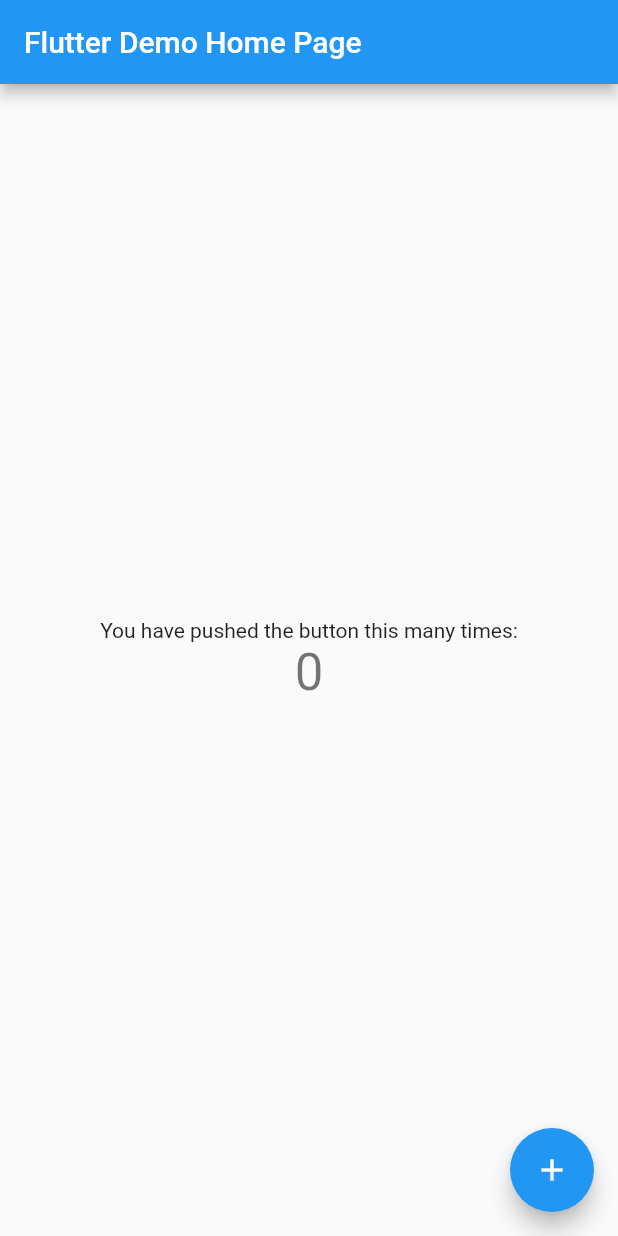
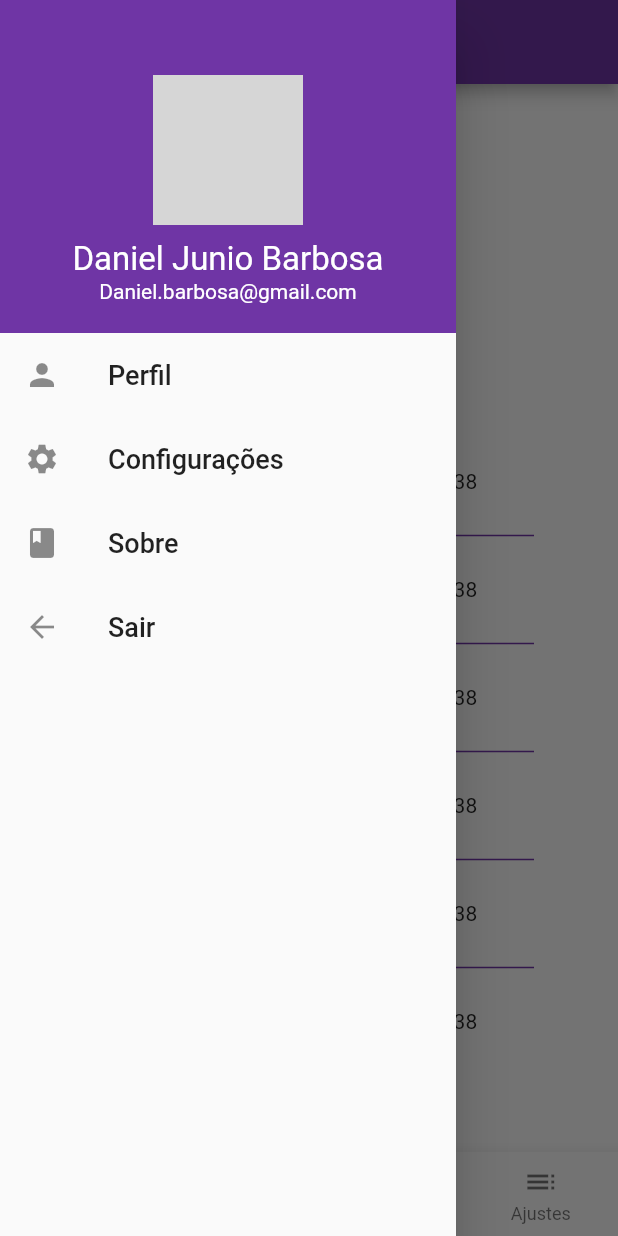
Before and after one commit to desenvolve-ai/ClickPonto, a Flutter app: the screen it shows after launch, with the side drawer open (before the commit the screen has no drawer), on a phone screen of 412 x 824 dp. Run offline on Flutter 3.47's test engine with Material 2 defaults, Android fonts, the phone set to English and light mode, and no system bars; network calls fail; grey boxes are pictures that could not be loaded.

Commit message:
Tela Sobre, Tela Home, e navigations

```diff
--- /dev/null
+++ b/lib/Screens/bottomNavBar.dart
@@ -0,0 +1,60 @@
+import 'package:flutter/material.dart';
+import 'package:workhours/Screens/relatorio.dart';
+
+import 'drawerNavigator.dart';
+import 'home.dart';
+
+class BottomNavBar extends StatefulWidget {
+  @override
+  _BottomNavBarState createState() => _BottomNavBarState();
+}
+
+class _BottomNavBarState extends State<BottomNavBar> {
+  int _selectedIndex =0;
+  List<Widget> _widgetOptions = <Widget>[
+    Home(),
+    Relatorio(),
+  ];
+
+  void _onTap(int index){
+    setState(() {
+      _selectedIndex = index;
+    });
+  }
+
+
+  @override
+  Widget build(BuildContext context) {
+    return Scaffold(
+      drawer: MainDrawer(),
+      body: Center(child: _widgetOptions.elementAt(_selectedIndex),),
+      bottomNavigationBar: BottomNavigationBar(
+        type: BottomNavigationBarType.fixed,
+        items:
+          const <BottomNavigationBarItem>[
+            BottomNavigationBarItem(
+              icon: Icon(Icons.home),
+              label: 'Home',
+
+            ),
+            BottomNavigationBarItem(
+              icon: Icon(Icons.history),
+              label: 'Relatórios',
+            ),
+            BottomNavigationBarItem(
+              icon: Icon(Icons.toc_outlined),
+              label: 'Ajustes',
+            ),
+            BottomNavigationBarItem(
+              icon: Icon(Icons.toc_outlined),
+              label: 'Ajustes',
+            ),
+          ]
+        ,
+        currentIndex: _selectedIndex,
+        onTap: _onTap,
+      ),
+      backgroundColor: Colors.grey[200],
+    );
+  }
+}
--- /dev/null
+++ b/lib/Screens/drawerNavigator.dart
@@ -0,0 +1,98 @@
+import 'package:flutter/material.dart';
+
+class MainDrawer extends StatelessWidget {
+  @override
+  Widget build(BuildContext context) {
+    return Drawer(
+      child: Column(
+        children: [
+          Container(
+            width: double.infinity,
+            padding: EdgeInsets.all(20),
+            color: Theme.of(context).primaryColor,
+            child: Center(
+              child: Column(children: [
+                Container(
+                  width: 100,
+                  height: 100,
+                  margin: EdgeInsets.only(
+                    top: 30,
+                    bottom: 10,
+                  ),
+                  decoration: BoxDecoration(
+                    shape: BoxShape.circle,
+                    image: DecorationImage(image: NetworkImage('https://static1.purepeople.com.br/articles/4/30/94/04/@/3499253-neymar-faz-gol-e-comemoracao-agita-shipp-624x600-2.jpg'
+                    ),
+                    fit: BoxFit.fill
+                    ),
+                  ),
+                ),
+                Text(
+                  'Daniel Junio Barbosa',
+                   style: TextStyle(
+                     fontSize: 22,
+                     color: Colors.white
+                     ),
+                     ),
+                  Text(
+              'Daniel.barbosa@gmail.com',
+                style: TextStyle(
+                  color: Colors.white
+                  ),
+                  ),
+              ],
+              ),
+            ),
+          ),
+          ListTile(
+            leading: Icon(Icons.person),
+            title: Text(
+              'Perfil',
+              style: TextStyle(
+                fontSize: 18,
+                ),
+                ),
+                onTap: null,
+          ),
+          ListTile(
+            leading: Icon(Icons.settings),
+            title: Text(
+              'Configurações',
+              style: TextStyle(
+                fontSize: 18,
+                ),
+                ),
+                onTap: null,
+          ),
+           ListTile(
+            leading: Icon(Icons.book),
+            title: Text(
+              'Sobre',
+              style: TextStyle(
+                fontSize: 18,
+                ),
+                ),
+                onTap: (){
+                  Navigator.pop(context);
+                   Navigator.pushNamed(context, '/sobre');
+                },
+          ),
+          ListTile(
+            leading: Icon(Icons.arrow_back),
+            title: Text(
+              'Sair',
+              style: TextStyle(
+                fontSize: 18,
+                ),
+                ),
+                onTap: (){
+                  Navigator.pop(context);
+                   Navigator.pushNamed(context, '/login');
+                },
+          ),
+        ],
+      ),
+
+    );
+  }
+}
--- /dev/null
+++ b/lib/Screens/home.dart
@@ -0,0 +1,128 @@
+import 'package:flutter/material.dart';
+
+import 'drawerNavigator.dart';
+
+class Home extends StatefulWidget {
+  @override
+  _HomeState createState() => _HomeState();
+}
+
+class _HomeState extends State<Home> {
+
+  var lista =[];
+
+  @override
+
+  void initState() {
+    lista.add('13:00 - Av Presidente Vargas n 1238');
+    lista.add('12:00 - Av Presidente Vargas n 1238');
+    lista.add('08:00 - Av Presidente Vargas n 1238');
+    lista.add('13:00 - Av Presidente Vargas n 1238');
+    lista.add('12:00 - Av Presidente Vargas n 1238');
+    lista.add('08:00 - Av Presidente Vargas n 1238');
+    lista.add('13:00 - Av Presidente Vargas n 1238');
+    lista.add('12:00 - Av Presidente Vargas n 1238');
+    lista.add('08:00 - Av Presidente Vargas n 1238');
+    lista.add('13:00 - Av Presidente Vargas n 1238');
+    lista.add('12:00 - Av Presidente Vargas n 1238');
+    lista.add('08:00 - Av Presidente Vargas n 1238');
+    super.initState();
+  }
+
+  Widget build(BuildContext context) {
+    return Scaffold(
+      appBar: AppBar(centerTitle: true, title: Text('Home')),
+      drawer: MainDrawer(),
+      body: Center(
+          child: Column(
+        children: [
+          Padding(
+            padding: const EdgeInsets.all(15),
+            child: Container(
+              child: Column(
+                children: [
+                  Container(
+                    child: Text(
+                      'Banco de Horas',
+                      style: TextStyle(fontSize: 14, fontWeight: FontWeight.bold),
+                    ),
+                  ),
+                  Container(
+                    child: Text(
+                      '16:00hrs',
+                      style: TextStyle(
+                          fontSize: 20,
+                          fontWeight: FontWeight.bold,
+                          color: Theme.of(context).primaryColor),
+                    ),
+                  ),
+                  Padding(
+                    padding: const EdgeInsets.all(20),
+                    child: Row(
+                      mainAxisAlignment: MainAxisAlignment.center,
+                      children: [
+                        Icon(Icons.location_on),
+                        Text(
+                          'Avenida Pres. Vargas N° 5276',
+                          style: TextStyle(fontSize: 12),
+                        ),
+                      ],
+                    ),
+                  ),
+                  Center(
+                    child: ElevatedButton.icon(
+                      onPressed: () {},
+                      icon: Icon(Icons.alarm),
+                      label: Text('Registrar Ponto'),
+                      style: ElevatedButton.styleFrom(
+                          shadowColor: Colors.black,
+                          primary: Theme.of(context).primaryColor,
+                          shape: RoundedRectangleBorder(
+                            borderRadius: BorderRadius.circular(20),
+                          )),
+                    ),
+                  ),
+                ],
+              ),
+            ),
+          ),
+          Padding(
+            padding: const EdgeInsets.only(top: 20),
+            child: Container(
+              child: Column(children: [
+                Center(child:
+                Text('útimas Marcações',
+                  style: TextStyle(fontSize: 14, fontWeight: FontWeight.bold),),
+                ),
+                SizedBox(height: 20),
+                Container(
+                  height: MediaQuery.of(context).size.height * 0.50,
+                  width: 300,
+                  child: ListView.separated(
+                    itemBuilder: (context, index){
+                      return ListTile(
+                        title: Center(
+                          child: Text(
+                            lista[index],
+                            style: TextStyle(fontSize: 14),
+                          ),
+                        ),
+                      );
+                    },
+                    separatorBuilder: (context, index){
+                      return Divider(
+                        color: Theme.of(context).primaryColor,
+                        thickness: 1,
+                      );
+                    },
+                    itemCount: lista.length,
+                    ),
+                ),
+              ],),
+            ),
+          ),
+        ],
+      )),
+    );
+  }
+}
--- a/lib/main.dart
+++ b/lib/main.dart
@@ -1,113 +1,22 @@
+import 'dart:ui';
 import 'package:flutter/material.dart';
+import 'Screens/bottomNavBar.dart';
+import 'Screens/login.dart';
+import 'Screens/sobre.dart';
 
 void main() {
-  runApp(MyApp());
+  runApp(MaterialApp(
+    debugShowCheckedModeBanner: false,
+    title: 'Navigator',
+    home: BottomNavBar(),
+    theme: ThemeData(
+      primaryColor: Color.fromRGBO(111, 53, 165, 1),
+    ),
+    initialRoute: '/home',
+    routes: {
+      '/home': (context) => BottomNavBar(),
+      '/sobre': (context) => Sobre(),
+      '/login': (context) => Login(),
+    },
+  ));
 }
-
-class MyApp extends StatelessWidget {
-  // This widget is the root of your application.
-  @override
-  Widget build(BuildContext context) {
-    return MaterialApp(
-      title: 'Flutter Demo',
-      theme: ThemeData(
-        // This is the theme of your application.
-        //
-        // Try running your application with "flutter run". You'll see the
-        // application has a blue toolbar. Then, without quitting the app, try
-        // changing the primarySwatch below to Colors.green and then invoke
-        // "hot reload" (press "r" in the console where you ran "flutter run",
-        // or simply save your changes to "hot reload" in a Flutter IDE).
-        // Notice that the counter didn't reset back to zero; the application
-        // is not restarted.
-        primarySwatch: Colors.blue,
-      ),
-      home: MyHomePage(title: 'Flutter Demo Home Page'),
-    );
-  }
-}
-
-class MyHomePage extends StatefulWidget {
-  MyHomePage({Key key, this.title}) : super(key: key);
-
-  // This widget is the home page of your application. It is stateful, meaning
-  // that it has a State object (defined below) that contains fields that affect
-  // how it looks.
-
-  // This class is the configuration for the state. It holds the values (in this
-  // case the title) provided by the parent (in this case the App widget) and
-  // used by the build method of the State. Fields in a Widget subclass are
-  // always marked "final".
-
-  final String title;
-
-  @override
-  _MyHomePageState createState() => _MyHomePageState();
-}
-
-class _MyHomePageState extends State<MyHomePage> {
-  int _counter = 0;
-
-  void _incrementCounter() {
-    setState(() {
-      // This call to setState tells the Flutter framework that something has
-      // changed in this State, which causes it to rerun the build method below
-      // so that the display can reflect the updated values. If we changed
-      // _counter without calling setState(), then the build method would not be
-      // called again, and so nothing would appear to happen.
-      _counter++;
-    });
-  }
-
-  @override
-  Widget build(BuildContext context) {
-    // This method is rerun every time setState is called, for instance as done
-    // by the _incrementCounter method above.
-    //
-    // The Flutter framework has been optimized to make rerunning build methods
-    // fast, so that you can just rebuild anything that needs updating rather
-    // than having to individually change instances of widgets.
-    return Scaffold(
-      appBar: AppBar(
-        // Here we take the value from the MyHomePage object that was created by
-        // the App.build method, and use it to set our appbar title.
-        title: Text(widget.title),
-      ),
-      body: Center(
-        // Center is a layout widget. It takes a single child and positions it
-        // in the middle of the parent.
-        child: Column(
-          // Column is also a layout widget. It takes a list of children and
-          // arranges them vertically. By default, it sizes itself to fit its
-          // children horizontally, and tries to be as tall as its parent.
-          //
-          // Invoke "debug painting" (press "p" in the console, choose the
-          // "Toggle Debug Paint" action from the Flutter Inspector in Android
-          // Studio, or the "Toggle Debug Paint" command in Visual Studio Code)
-          // to see the wireframe for each widget.
-          //
-          // Column has various properties to control how it sizes itself and
-          // how it positions its children. Here we use mainAxisAlignment to
-          // center the children vertically; the main axis here is the vertical
-          // axis because Columns are vertical (the cross axis would be
-          // horizontal).
-          mainAxisAlignment: MainAxisAlignment.center,
-          children: <Widget>[
-            Text(
-              'You have pushed the button this many times:',
-            ),
-            Text(
-              '$_counter',
-              style: Theme.of(context).textTheme.headline4,
-            ),
-          ],
-        ),
-      ),
-      floatingActionButton: FloatingActionButton(
-        onPressed: _incrementCounter,
-        tooltip: 'Increment',
-        child: Icon(Icons.add),
-      ), // This trailing comma makes auto-formatting nicer for build methods.
-    );
-  }
-}
```
Also changed, not shown: lib/Screens/login.dart (added, +17 -0 lines), lib/Screens/relatorio.dart (added, +22 -0 lines), lib/Screens/sobre.dart (added, +145 -0 lines), pubspec.yaml (+9 -13 lines), assets/fonts/Catamaran.ttf (added), assets/fonts/RobotoMono.ttf (added), assets/images/daniel.jpeg (added), assets/images/gabriel.jpeg (added).
